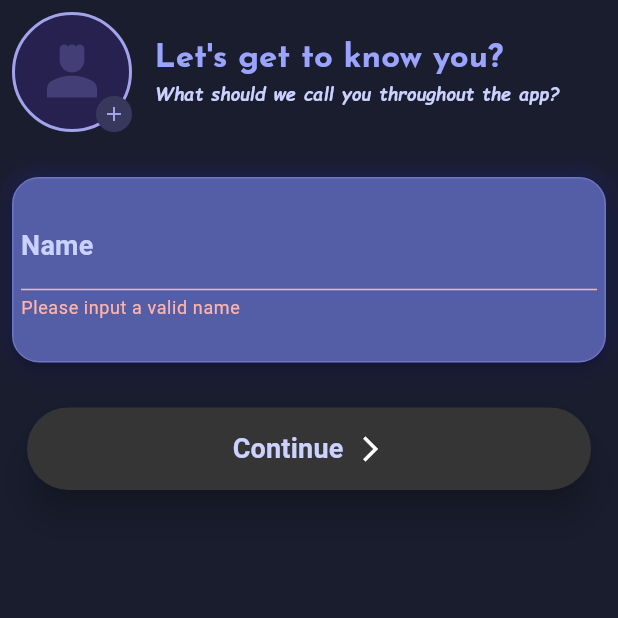
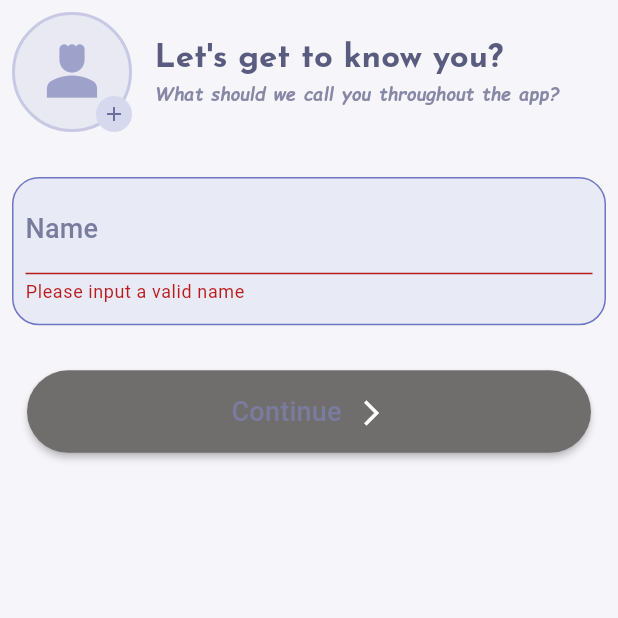
Before and after one commit to neal-core/vellio, a Flutter app: the screen it shows after launch, on a phone screen of 412 x 824 dp, the top half of it. Run offline on Flutter 3.47's test engine with Material 3 defaults, Android fonts, the phone set to English and light mode, and no system bars; our stand-ins replace flutter_secure_storage; missing offline and left inert: encrypt; Roboto replaces fonts that are missing (EduVic).

Commit message:
refactor(ETVL-1726): fixed the onboarding light theme

```diff
--- a/lib/components/input_field.dart
+++ b/lib/components/input_field.dart
@@ -31,10 +31,9 @@ class LNInput extends StatelessWidget {
   Widget build(BuildContext context) {
     bool isDark = Theme.of(context).brightness == Brightness.dark;
     return Container(
-      padding: const EdgeInsets.symmetric(horizontal: 8.0, vertical: 0.0),
+      padding: const EdgeInsets.symmetric(horizontal: 8.0, vertical: 4.0),
       width: double.infinity,
-      height: MediaQuery.of(context).size.height * 0.15,
-      alignment: AlignmentGeometry.center,
+      height: MediaQuery.of(context).size.height * 0.12,
       decoration: BoxDecoration(
         color: isDark ? const Color(0xFF5E65A4) : const Color(0xFFE8EAF6),
         borderRadius: BorderRadius.circular(18.0),
--- a/lib/components/submit_button.dart
+++ b/lib/components/submit_button.dart
@@ -1,5 +1,3 @@
-import 'dart:ui';
-
 import 'package:flutter/material.dart';
 
 class LNSubmitButton extends StatelessWidget {
@@ -20,8 +18,11 @@ class LNSubmitButton extends StatelessWidget {
         mainAxisAlignment: MainAxisAlignment.center,
         children: [
           Text(btnTxt, style: Theme.of(context).textTheme.titleMedium),
-          SizedBox(width: 8),
-          Icon(Icons.arrow_forward_ios, color: Colors.white, size: 20),
+          SizedBox(width: 10),
+          Padding(
+            padding: const EdgeInsetsGeometry.only(top: 2),
+            child: Icon(Icons.arrow_forward_ios, color: Colors.white, size: 20),
+          ),
         ],
       ),
     );
--- a/lib/screens/budget_screen.dart
+++ b/lib/screens/budget_screen.dart
@@ -3,7 +3,6 @@ import 'package:flutter/services.dart';
 import 'package:vellio/components/input_field.dart';
 import 'package:vellio/components/submit_button.dart';
 import 'package:vellio/services/onboarding_data_manager.dart';
-import 'package:vellio/screens/dashboard_screen.dart';
 
 class BudgetScreen extends StatefulWidget {
   final String name;
--- a/lib/screens/dashboard_screen.dart
+++ b/lib/screens/dashboard_screen.dart
@@ -17,8 +17,8 @@ class _DashboardState extends State<Dashboard> {
   }
 
   Future<Map<String, dynamic>> fetchObData() async {
-    final OnboardingDataManager _manager = OnboardingDataManager();
-    final Map<String, dynamic>? dataFetched = await _manager.readFile();
+    final OnboardingDataManager manager = OnboardingDataManager();
+    final Map<String, dynamic>? dataFetched = await manager.readFile();
     return dataFetched ?? {};
   }
 
--- a/lib/screens/name_input_screen.dart
+++ b/lib/screens/name_input_screen.dart
@@ -2,6 +2,7 @@ import 'dart:async';
 
 import 'package:flutter/material.dart';
 import 'package:flutter/services.dart';
+import 'package:vellio/components/input_field.dart';
 import 'package:vellio/components/submit_button.dart';
 import 'package:vellio/screens/onboarding.dart';
 import 'package:vellio/services/onboarding_data_manager.dart';
@@ -28,6 +29,9 @@ class _NameState extends State<NameInput> {
 
   @override
   Widget build(BuildContext context) {
+    late bool successCondition =
+        finalName.isNotEmpty && finalName.trim().length >= 4;
+    bool isDark = Theme.of(context).brightness == Brightness.dark;
     return Scaffold(
       body: SafeArea(
         child: SizedBox(
@@ -47,16 +51,22 @@ class _NameState extends State<NameInput> {
                           height: 80,
                           decoration: BoxDecoration(
                             shape: BoxShape.circle,
-                            color: const Color(0xFF27214F),
+                            color: isDark
+                                ? const Color(0xFF27214F)
+                                : const Color(0xFFE8E9F3),
                             border: Border.all(
-                              color: const Color(0xFFA1A4EA),
+                              color: isDark
+                                  ? const Color(0xFFA1A4EA)
+                                  : const Color(0xFFC7C9E5),
                               width: 2,
                             ),
                           ),
-                          child: const Icon(
+                          child: Icon(
                             Icons.person_4,
                             size: 50,
-                            color: Color(0xFF433E75),
+                            color: isDark
+                                ? const Color(0xFF433E75)
+                                : const Color(0xFF9EA1CA),
                           ),
                         ),
                         Positioned(
@@ -65,13 +75,17 @@ class _NameState extends State<NameInput> {
                           child: Container(
                             padding: EdgeInsets.all(4.0),
                             decoration: BoxDecoration(
-                              color: const Color(0xFF38385C),
+                              color: isDark
+                                  ? const Color(0xFF38385C)
+                                  : const Color(0xFFD6D8EE),
                               shape: BoxShape.circle,
                             ),
-                            child: const Icon(
+                            child: Icon(
                               Icons.add,
                               size: 16,
-                              color: Color(0XFFA1A4EA),
+                              color: isDark
+                                  ? const Color(0XFFA1A4EA)
+                                  : const Color(0xFF6B6E9C),
                             ),
                           ),
                         ),
@@ -96,61 +110,20 @@ class _NameState extends State<NameInput> {
                   ],
                 ),
                 SizedBox(height: 30),
-                Container(
-                  padding: const EdgeInsets.symmetric(
-                    vertical: 15.0,
-                    horizontal: 5.0,
-                  ),
-                  width: double.infinity,
-                  height: MediaQuery.of(context).size.height * 0.15,
-                  alignment: AlignmentGeometry.center,
-                  decoration: BoxDecoration(
-                    color: const Color(0XFF545EA6),
-                    borderRadius: BorderRadius.circular(18.0),
-                    border: Border.all(
-                      color: const Color(0xFF6E75C3),
-                      width: 1,
+                LNInput(
+                  hintText: "e.g. Net Anderson",
+                  labelText: "Name",
+                  keyboardType: TextInputType.name,
+                  textController: _nameController,
+                  changeFn: nameAlloc,
+                  successCondition: successCondition,
+                  errorText: "Please input a valid name",
+                  capitalization: TextCapitalization.words,
+                  inputFormatters: [
+                    FilteringTextInputFormatter.allow(
+                      RegExp(r"^[a-zA-Z\s\'\-]{1,30}$"),
                     ),
-                    boxShadow: [
-                      BoxShadow(
-                        color: const Color(0xE2202361),
-                        blurRadius: 12,
-                        spreadRadius: 1,
-                      ),
-                      BoxShadow(
-                        color: Color(0X59000000),
-                        blurRadius: 8,
-                        offset: const Offset(0, 4),
-                      ),
-                    ],
-                  ),
-                  child: Column(
-                    children: [
-                      TextField(
-                        controller: _nameController,
-                        onChanged: nameAlloc,
-                        textCapitalization: TextCapitalization.words,
-                        inputFormatters: [
-                          FilteringTextInputFormatter.allow(
-                            RegExp(r"^[a-zA-Z\s\'\-]{1,30}$"),
-                          ),
-                        ],
-                        style: Theme.of(context).textTheme.labelLarge,
-                        keyboardType: TextInputType.name,
-                        decoration: InputDecoration(
-                          hintText: "e.g. Net Anderson",
-                          hintStyle: Theme.of(context).textTheme.labelSmall,
-                          errorText:
-                              finalName.isNotEmpty &&
-                                  finalName.trim().length >= 4
-                              ? ""
-                              : "Please input a valid name",
-                          labelText: "Name",
-                          labelStyle: Theme.of(context).textTheme.titleMedium,
-                        ),
-                      ),
-                    ],
-                  ),
+                  ],
                 ),
                 SizedBox(height: 20),
                 SizedBox(
--- a/lib/themes/themes.dart
+++ b/lib/themes/themes.dart
@@ -1,6 +1,6 @@
 import 'package:flutter/material.dart';
 
-final ValueNotifier<ThemeMode> themeNotif = ValueNotifier(ThemeMode.dark);
+final ValueNotifier<ThemeMode> themeNotif = ValueNotifier(ThemeMode.system);
 
 final ThemeData lightTheme = ThemeData(
   useMaterial3: true,
@@ -31,6 +31,11 @@ final ThemeData lightTheme = ThemeData(
       color: Colors.grey[600],
       fontSize: 17,
       fontFamily: "Gadugi",
+    ),
+    labelLarge: const TextStyle(
+      fontSize: 18,
+      fontWeight: FontWeight.w600,
+      color: Color(0xFF4A4C6A),
     ),
   ),
   cardTheme: const CardThemeData(
```
Also changed, not shown: lib/screens/onboarding.dart (+16 -21 lines), lib/screens/track_method_screen.dart (+12 -6 lines).
